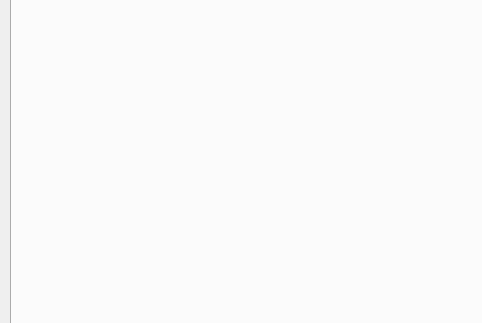
Kabilan-T/GUI_for_Trajectory_Benchmarking_with_Indoor_GPS, file src/GUI_Window.ui: the form before one commit; both pictures show x 0 to 482 and y 156 to 479 of the 1366 by 768 pixel window.
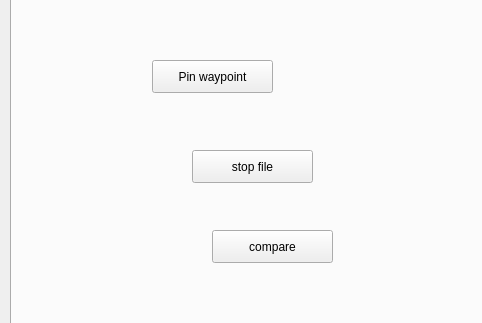
The form after the commit. The open tabs and pages were chosen to show the change.

Commit message: Waypoint record complete, code refactoring and included docstring to functions

```diff
--- a/src/GUI_Window.ui
+++ b/src/GUI_Window.ui
@@ -556,6 +556,56 @@
      <attribute name="title">
       <string>Waypoint</string>
      </attribute>
+     <widget class="QPushButton" name="waypoint_pinwaypoint_button">
+      <property name="geometry">
+       <rect>
+        <x>140</x>
+        <y>180</y>
+        <width>121</width>
+        <height>33</height>
+       </rect>
+      </property>
+      <property name="text">
+       <string>Pin waypoint</string>
+      </property>
+     </widget>
+     <widget class="QWidget" name="formLayoutWidget_6">
+      <property name="geometry">
+       <rect>
+        <x>370</x>
+        <y>40</y>
+        <width>741</width>
+        <height>471</height>
+       </rect>
+      </property>
+      <layout class="QFormLayout" name="waypoint_visualization_window"/>
+     </widget>
+     <widget class="QPushButton" name="waypoint_stop_button">
+      <property name="geometry">
+       <rect>
+        <x>180</x>
+        <y>270</y>
+        <width>121</width>
+        <height>33</height>
+       </rect>
+      </property>
+      <property name="text">
+       <string>stop file</string>
+      </property>
+     </widget>
+     <widget class="QPushButton" name="waypoint_compare_button">
+      <property name="geometry">
+       <rect>
+        <x>200</x>
+        <y>350</y>
+        <width>121</width>
+        <height>33</height>
+       </rect>
+      </property>
+      <property name="text">
+       <string>compare</string>
+      </property>
+     </widget>
     </widget>
     <widget class="QWidget" name="record_tab">
      <attribute name="title">
```
Left out of the diff: 2 changed lines with no effect on the pictures. The commit also changes 20 other files.
